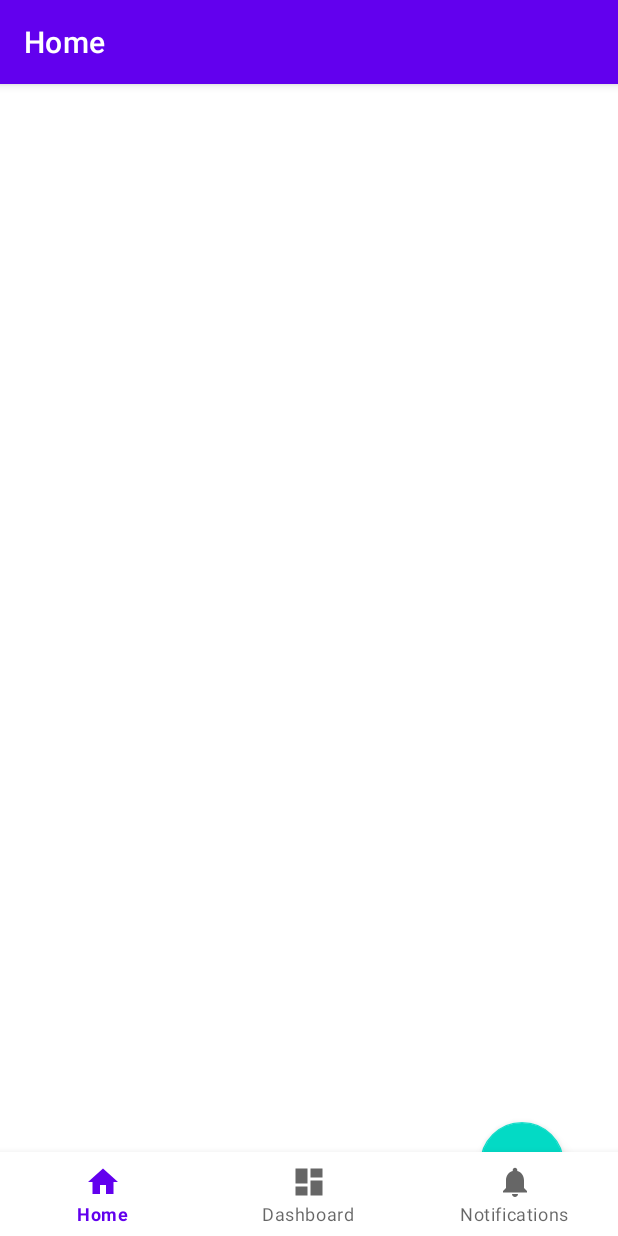
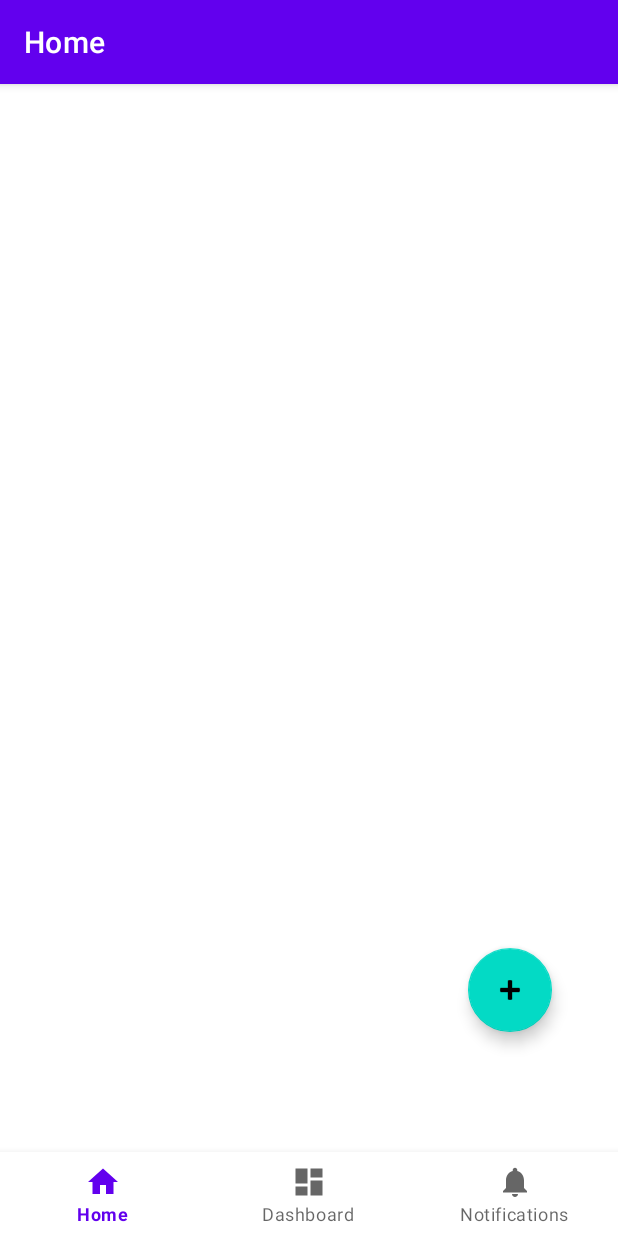
Before and after one commit to gitrubio/MyPriceList, an Android app: the screen it shows after launch (MainActivity), on a phone screen of 412 x 824 dp. Run offline under Robolectric (Android 15) with nearby library versions, the phone set to English and light mode, and no system bars; our stand-ins replace navigation-ui.

Commit message:
Se corrige error en homeFragment

```diff
--- a/app/src/main/res/layout/activity_main.xml
+++ b/app/src/main/res/layout/activity_main.xml
@@ -25,7 +25,7 @@
         android:layout_height="match_parent"
         app:defaultNavHost="true"
         app:layout_constraintBottom_toTopOf="@id/nav_view"
-        app:layout_constraintHorizontal_bias="0.0"
+        app:layout_constraintHorizontal_bias="1.0"
         app:layout_constraintLeft_toLeftOf="parent"
         app:layout_constraintRight_toRightOf="parent"
         app:layout_constraintTop_toTopOf="parent"
--- a/app/src/main/res/layout/fragment_home.xml
+++ b/app/src/main/res/layout/fragment_home.xml
@@ -18,8 +18,8 @@
         android:id="@+id/floatingActionButton"
         android:layout_width="wrap_content"
         android:layout_height="wrap_content"
-        android:layout_marginTop="636dp"
-        android:layout_marginEnd="36dp"
+        android:layout_marginTop="520dp"
+        android:layout_marginEnd="44dp"
         android:clickable="true"
         android:src="@android:drawable/ic_input_add"
         app:layout_constraintEnd_toEndOf="parent"
```
